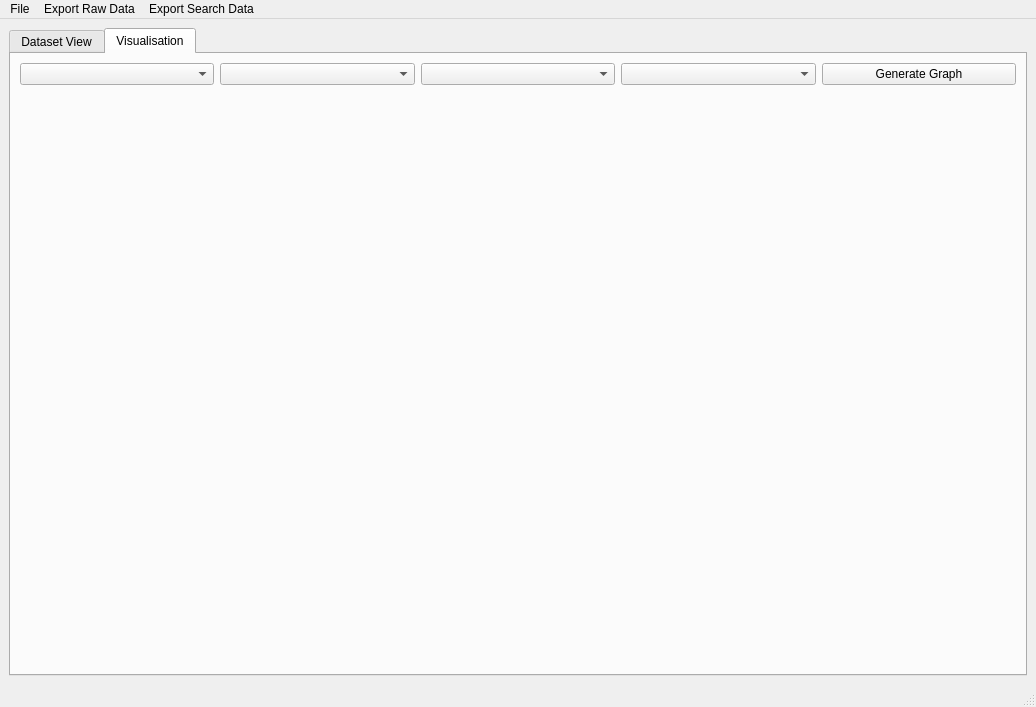
Old version of the form Main.ui in the repository SITNYP/ICT1002-Team-23.
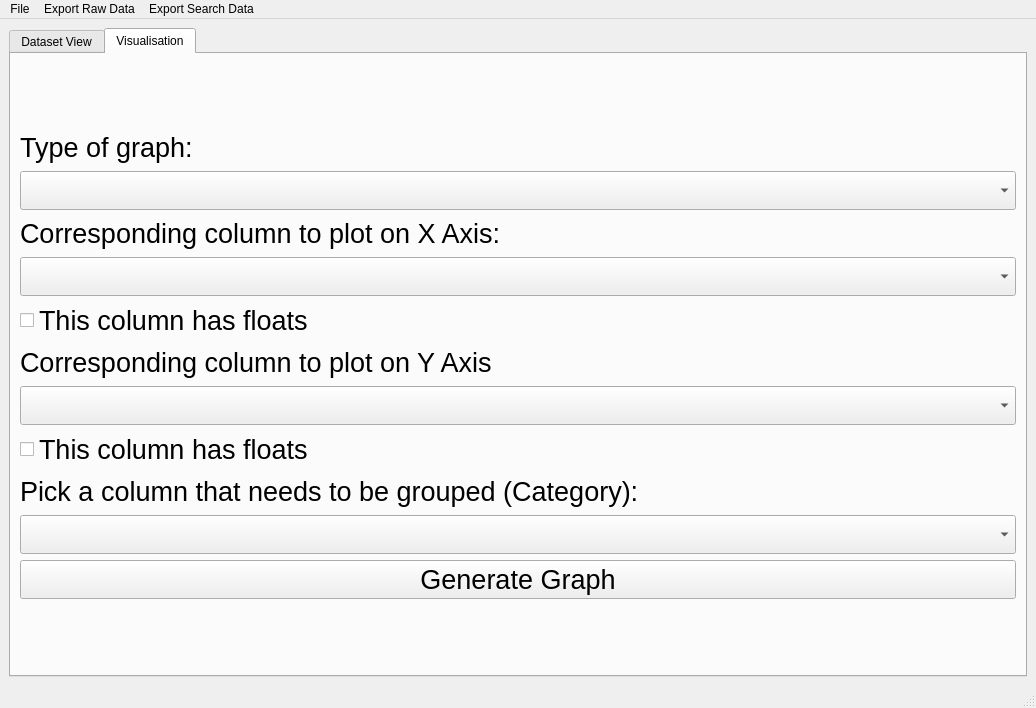
New version of the form. The open tabs and pages were chosen to show the change.

Diff of the .ui file:
```diff
--- a/Main.ui
+++ b/Main.ui
@@ -7,7 +7,7 @@
     <x>0</x>
     <y>0</y>
     <width>1036</width>
-    <height>707</height>
+    <height>708</height>
    </rect>
   </property>
   <property name="windowTitle">
@@ -80,21 +80,146 @@
        </attribute>
        <layout class="QGridLayout" name="gridLayout_3">
         <item row="0" column="0">
-         <layout class="QHBoxLayout" name="horizontalLayout_3">
+         <layout class="QVBoxLayout" name="verticalLayout_2">
           <item>
-           <widget class="QComboBox" name="typeBox"/>
+           <widget class="QLabel" name="label">
+            <property name="maximumSize">
+             <size>
+              <width>992</width>
+              <height>35</height>
+             </size>
+            </property>
+            <property name="font">
+             <font>
+              <pointsize>20</pointsize>
+             </font>
+            </property>
+            <property name="text">
+             <string>Type of graph:</string>
+            </property>
+           </widget>
           </item>
           <item>
-           <widget class="QComboBox" name="xBox"/>
+           <widget class="QComboBox" name="typeBox">
+            <property name="font">
+             <font>
+              <pointsize>20</pointsize>
+             </font>
+            </property>
+           </widget>
           </item>
           <item>
-           <widget class="QComboBox" name="yBox"/>
+           <widget class="QLabel" name="label_2">
+            <property name="maximumSize">
+             <size>
+              <width>992</width>
+              <height>35</height>
+             </size>
+            </property>
+            <property name="font">
+             <font>
+              <pointsize>20</pointsize>
+             </font>
+            </property>
+            <property name="text">
+             <string>Corresponding column to plot on X Axis:</string>
+            </property>
+           </widget>
           </item>
           <item>
-           <widget class="QComboBox" name="plotBox"/>
+           <widget class="QComboBox" name="xBox">
+            <property name="font">
+             <font>
+              <pointsize>20</pointsize>
+             </font>
+            </property>
+           </widget>
+          </item>
+          <item>
+           <widget class="QCheckBox" name="xString">
+            <property name="font">
+             <font>
+              <pointsize>20</pointsize>
+             </font>
+            </property>
+            <property name="text">
+             <string>This column has floats</string>
+            </property>
+           </widget>
+          </item>
+          <item>
+           <widget class="QLabel" name="label_3">
+            <property name="maximumSize">
+             <size>
+              <width>992</width>
+              <height>35</height>
+             </size>
+            </property>
+            <property name="font">
+             <font>
+              <pointsize>20</pointsize>
+             </font>
+            </property>
+            <property name="text">
+             <string>Corresponding column to plot on Y Axis</string>
+            </property>
+           </widget>
+          </item>
+          <item>
+           <widget class="QComboBox" name="yBox">
+            <property name="font">
+             <font>
+              <pointsize>20</pointsize>
+             </font>
+            </property>
+           </widget>
+          </item>
+          <item>
+           <widget class="QCheckBox" name="yString">
+            <property name="font">
+             <font>
+              <pointsize>20</pointsize>
+             </font>
+            </property>
+            <property name="text">
+             <string>This column has floats</string>
+            </property>
+           </widget>
+          </item>
+          <item>
+           <widget class="QLabel" name="label_4">
+            <property name="maximumSize">
+             <size>
+              <width>992</width>
+              <height>35</height>
+             </size>
+            </property>
+            <property name="font">
+             <font>
+              <pointsize>20</pointsize>
+             </font>
+            </property>
+            <property name="text">
+             <string>Pick a column that needs to be grouped (Category):</string>
+            </property>
+           </widget>
+          </item>
+          <item>
+           <widget class="QComboBox" name="plotBox">
+            <property name="font">
+             <font>
+              <pointsize>20</pointsize>
+             </font>
+            </property>
+           </widget>
           </item>
           <item>
            <widget class="QPushButton" name="generate">
+            <property name="font">
+             <font>
+              <pointsize>20</pointsize>
+             </font>
+            </property>
             <property name="text">
              <string>Generate Graph</string>
             </property>
@@ -102,16 +227,6 @@
           </item>
          </layout>
         </item>
-        <item row="1" column="0">
-         <widget class="QWidget" name="graphView" native="true">
-          <property name="sizePolicy">
-           <sizepolicy hsizetype="Minimum" vsizetype="Expanding">
-            <horstretch>0</horstretch>
-            <verstretch>0</verstretch>
-           </sizepolicy>
-          </property>
-         </widget>
-        </item>
        </layout>
       </widget>
      </widget>
```
Left out of the diff: 2 changed lines with no effect on the pictures.
